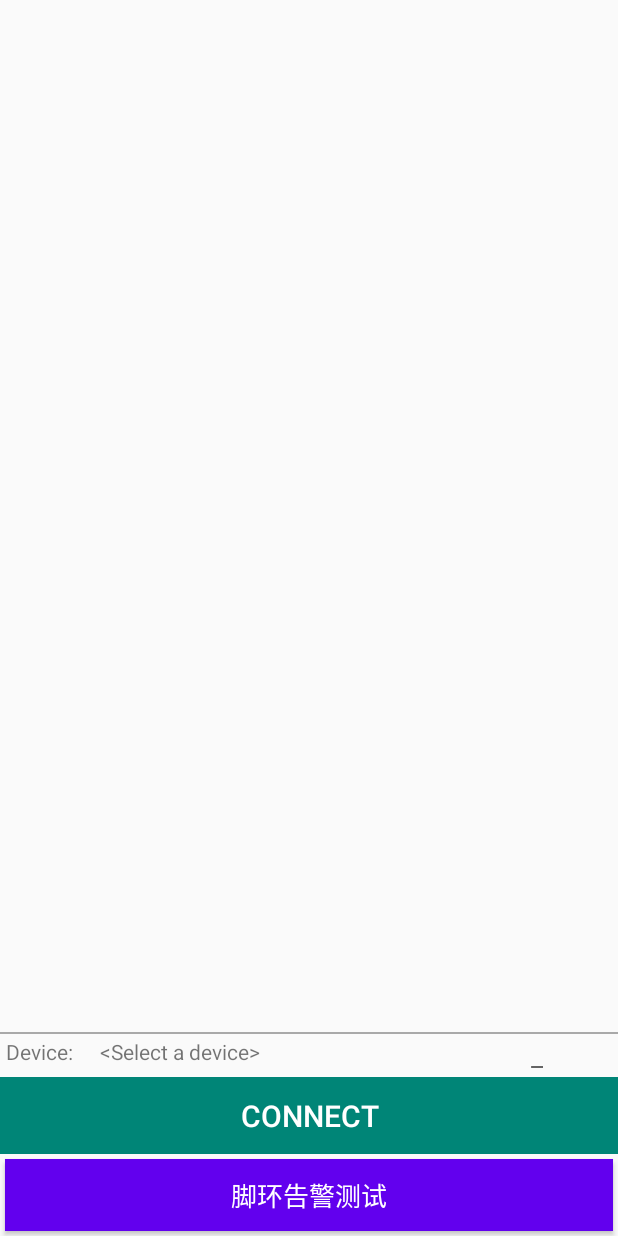
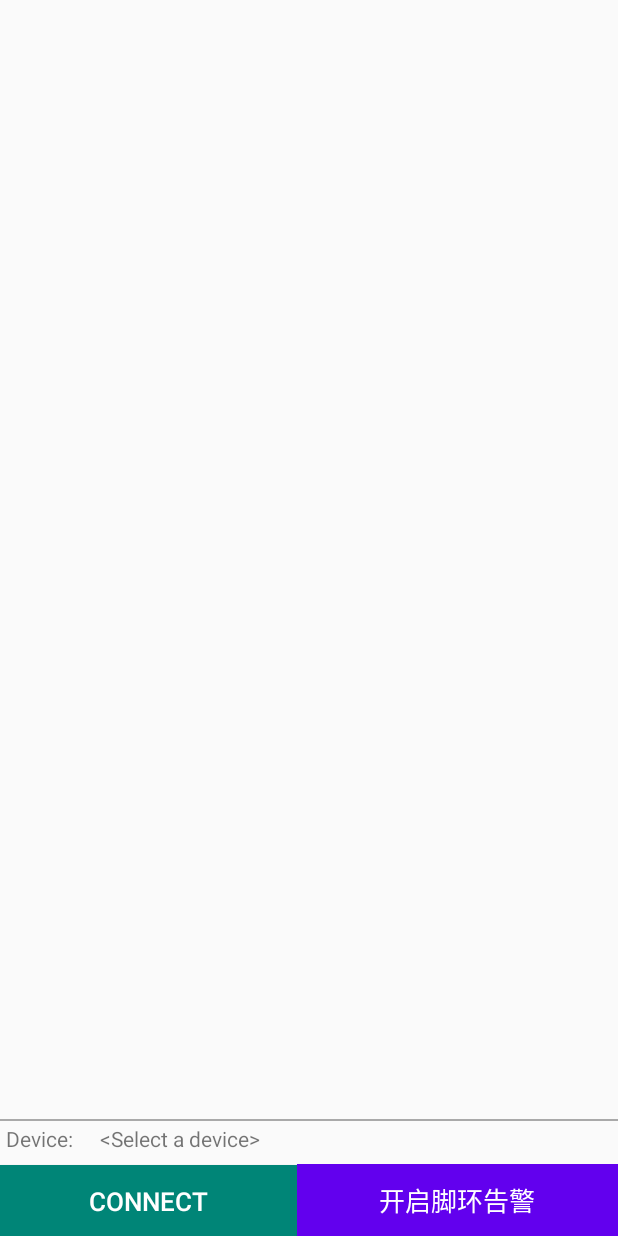
Before and after one commit to realjojo/EdgeComputingApp, an Android app: the layout activity_bluetooth.xml on its own in the app's theme, with its tools: preview values and no code run, on a phone screen of 412 x 824 dp. Run offline under Robolectric (Android 15) with nearby library versions, the phone set to English and light mode, and no system bars.

Commit message:
01.07 完善脚环告警功能

```diff
--- a/app/src/main/java/com/edgecomputing/activity/MapActivity.java
+++ b/app/src/main/java/com/edgecomputing/activity/MapActivity.java
@@ -8,7 +8,6 @@ import android.content.pm.PackageManager;
 import android.graphics.Color;
 import android.location.Criteria;
 import android.location.Location;
-import android.location.LocationListener;
 import android.location.LocationManager;
 import android.os.Build;
 import android.os.Bundle;
@@ -18,14 +17,11 @@ import android.support.v7.app.ActionBar;
 import android.util.Log;
 import android.util.Pair;
 import android.view.View;
-import android.support.v4.view.GravityCompat;
-import android.support.v4.widget.DrawerLayout;
 import android.support.v7.app.AppCompatActivity;
 import android.widget.Button;
 import android.widget.ImageView;
 import android.widget.TextView;
 import android.widget.Toast;
-import android.widget.Toolbar;
 
 import com.amap.api.maps.AMap;
 import com.amap.api.maps.CameraUpdateFactory;
@@ -59,8 +55,6 @@ import com.edgecomputing.utils.WarnDialog;
 import java.util.ArrayList;
 import java.util.HashMap;
 import java.util.List;
-
-import locating.locate;
 
 /**
  * @Author: jojo
--- a/app/src/main/java/com/edgecomputing/utils/OkHttpUtil.java
+++ b/app/src/main/java/com/edgecomputing/utils/OkHttpUtil.java
@@ -33,8 +33,8 @@ public class OkHttpUtil {
      */
 //    private static final String SERVER_URL = "http://10.0.3.2:8089";
 //    private static final String SERVER_URL = "http://10.108.120.33:8089";
-    private static final String SERVER_URL = "http://192.168.1.35:8089";
-//    private static final String SERVER_URL = "http://10.109.246.55:8089";
+//    private static final String SERVER_URL = "http://192.168.1.35:8089";
+    private static final String SERVER_URL = "http://10.109.246.55:8089";
     /**
      * 单例引用
      */
--- a/app/src/main/res/layout/activity_bluetooth.xml
+++ b/app/src/main/res/layout/activity_bluetooth.xml
@@ -76,7 +76,6 @@
             android:layout_marginLeft="4dp"
             android:layout_alignParentTop="true"
             android:text="@string/device" />
-
         <TextView
             android:id="@+id/deviceName"
             android:layout_width="wrap_content"
@@ -94,7 +93,7 @@
             android:layout_alignParentRight="true"
             android:layout_marginRight="50dp"
             android:layout_alignParentTop="true"
-            android:text="_"
+            android:text=""
             android:textAppearance="?android:attr/textAppearanceMedium" />
     </RelativeLayout>
 
@@ -105,20 +104,30 @@
         android:orientation="horizontal" >
 
         <Button
-            android:id="@+id/btn_select"
-            android:layout_width="match_parent"
+            android:id="@+id/btn_connect"
+            android:layout_width="wrap_content"
             android:layout_height="wrap_content"
-            android:padding="12dp"
+            android:layout_weight="1"
             android:background="@color/colorPrimary"
             android:textColor="@color/white"
             android:text="Connect"
-            android:textSize="20dp" />
+            android:textSize="17dp" />
+
+        <Button
+            android:id="@+id/btn_warn_open"
+            android:layout_width="wrap_content"
+            android:layout_height="wrap_content"
+            android:layout_weight="1"
+            android:background="@color/design_default_color_primary"
+            android:textColor="@color/white"
+            android:text="开启脚环告警"
+            android:textSize="17dp" />
     </LinearLayout>
 
-    <LinearLayout
-        android:layout_width="match_parent"
-        android:layout_height="wrap_content"
-        android:orientation="horizontal" >
+<!--    <LinearLayout-->
+<!--        android:layout_width="match_parent"-->
+<!--        android:layout_height="wrap_content"-->
+<!--        android:orientation="horizontal" >-->
 
 <!--        <Button-->
 <!--            android:id="@+id/button_heart"-->
@@ -143,18 +152,6 @@
 <!--            android:textColor="@color/white"-->
 <!--            android:text="获取高度值"-->
 <!--            android:textSize="17dp" />-->
-
-        <Button
-            android:id="@+id/button_send"
-            android:layout_width="wrap_content"
-            android:layout_height="wrap_content"
-            android:layout_weight="1"
-            android:layout_margin="3dp"
-            android:padding="8dp"
-            android:background="@color/design_default_color_primary"
-            android:textColor="@color/white"
-            android:text="脚环告警测试"
-            android:textSize="17dp" />
-    </LinearLayout>
+<!--    </LinearLayout>-->
 
 </LinearLayout>
```
Also changed, not shown: app/src/main/AndroidManifest.xml (+11 -14 lines), app/src/main/java/com/edgecomputing/activity/MainActivity.java (+63 -17 lines), app/src/main/java/com/edgecomputing/utils/CommonUtil.java (+30 -13 lines).
